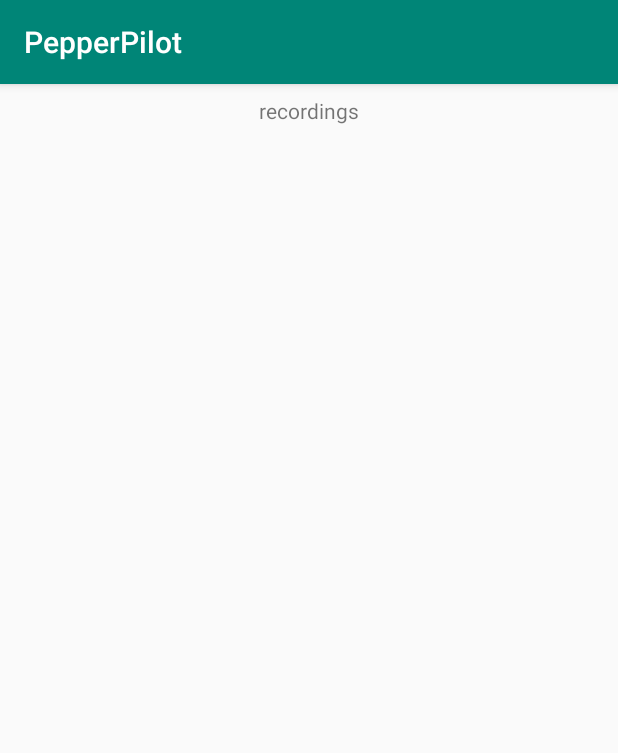
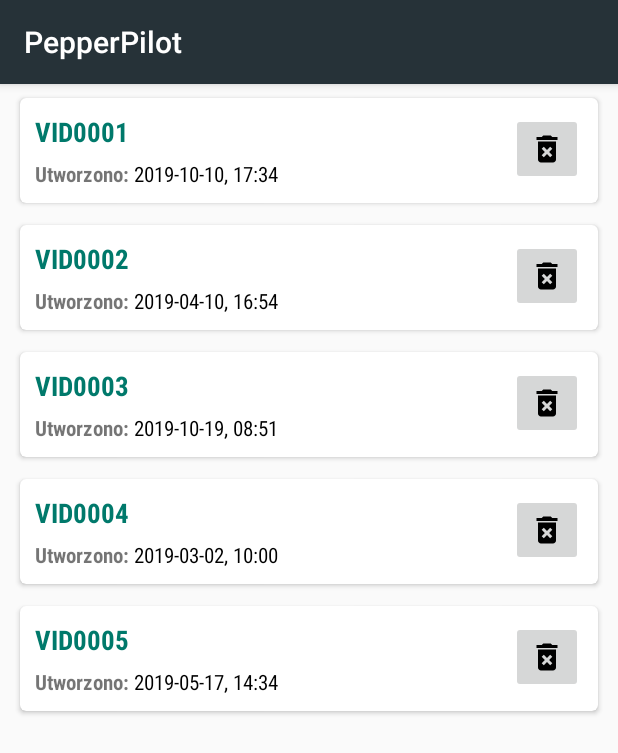
Before and after one commit to robotpepperbsc/PepperBSc-Android, an Android app: the fragment RecordingsFragment shown on its own in the app's theme, on a phone screen of 412 x 824 dp. Shown: the top 753 px of the screen. Run offline under Robolectric (Android 15) with nearby library versions, the phone set to English and light mode, and no system bars.

Commit message:
Create recordings template.

```diff
--- a/app/build.gradle
+++ b/app/build.gradle
@@ -4,7 +4,7 @@ android {
     compileSdkVersion 28
     defaultConfig {
         applicationId "com.example.pepperpilot"
-        minSdkVersion 15
+        minSdkVersion 16
         targetSdkVersion 28
         versionCode 1
         versionName "1.0"
--- /dev/null
+++ b/app/src/main/java/com/example/pepperpilot/Adapters/RecordingsAdapter.java
@@ -0,0 +1,73 @@
+package com.example.pepperpilot.Adapters;
+
+import android.content.Context;
+import android.support.v7.widget.RecyclerView;
+import android.view.LayoutInflater;
+import android.view.View;
+import android.view.ViewGroup;
+import android.widget.ImageView;
+import android.widget.TextView;
+import android.widget.Toast;
+
+import com.example.pepperpilot.R;
+import com.example.pepperpilot.other.Recording;
+import com.example.pepperpilot.other.Scenario;
+
+import java.util.List;
+
+public class RecordingsAdapter extends RecyclerView.Adapter<RecordingsAdapter.MyViewHolder> {
+    private List<Recording> recordingList;
+    private Context context;
+
+
+    public static class MyViewHolder extends RecyclerView.ViewHolder {
+        TextView titleTV;
+        TextView recordDateTimeTV;
+        ImageView deleteRecordingB;
+
+        public MyViewHolder(View view) {
+            super(view);
+            titleTV = view.findViewById(R.id.textViewRecordingName);
+            recordDateTimeTV = view.findViewById(R.id.textViewRecordingDateTime);
+            deleteRecordingB = view.findViewById(R.id.imageButtonDeleteRecording);
+        }
+    }
+
+
+    public RecordingsAdapter(List<Recording> recordingList, Context context) {
+        this.recordingList = recordingList;
+        this.context = context;
+    }
+
+
+    public RecordingsAdapter.MyViewHolder onCreateViewHolder(ViewGroup parent, int viewType) {
+        View view = LayoutInflater.from(parent.getContext()).inflate(R.layout.recording_card,parent,false);
+        return new MyViewHolder(view);
+    }
+
+    @Override
+    public void onBindViewHolder(RecordingsAdapter.MyViewHolder holder, int position) {
+        holder.titleTV.setText(recordingList.get(position).getTitle());
+        holder.recordDateTimeTV.setText(recordingList.get(position).getRecordDateTime());
+
+        holder.deleteRecordingB.setOnClickListener(new View.OnClickListener() {
+            @Override
+            public void onClick(View v) {
+                Toast.makeText(context,"Delete button clicked!",Toast.LENGTH_SHORT).show();
+            }
+        });
+
+        holder.itemView.setOnClickListener(new View.OnClickListener() {
+            @Override
+            public void onClick(View v) {
+                Toast.makeText(context, "Recording card clicked!", Toast.LENGTH_SHORT).show();
+            }
+        });
+
+    }
+
+    @Override
+    public int getItemCount() {
+        return recordingList.size();
+    }
+}
--- a/app/src/main/java/com/example/pepperpilot/MainActivity.java
+++ b/app/src/main/java/com/example/pepperpilot/MainActivity.java
@@ -16,6 +16,7 @@ import android.view.MenuItem;
 import com.example.pepperpilot.fragments.DisplayOnScreenFragment;
 import com.example.pepperpilot.fragments.IpConnectionFragment;
 import com.example.pepperpilot.fragments.MovementFragment;
+import com.example.pepperpilot.fragments.RecordingsFragment;
 import com.example.pepperpilot.fragments.ScenariosFragment;
 import com.example.pepperpilot.fragments.SettingsFragment;
 import com.example.pepperpilot.fragments.SpeechFragmeent;
@@ -87,6 +88,11 @@ public class MainActivity extends AppCompatActivity
             SettingsFragment fragment = new SettingsFragment();
             FragmentManager fragmentManager = getSupportFragmentManager();
             fragmentManager.beginTransaction().replace(R.id.fragment,fragment).commit();
+        } else if(id == R.id.nav_recordings) {
+            setTitle("Recordings");
+            RecordingsFragment fragment = new RecordingsFragment();
+            FragmentManager fragmentManager = getSupportFragmentManager();
+            fragmentManager.beginTransaction().replace(R.id.fragment,fragment).commit();
         } else if(id == R.id.nav_scenarios) {
             setTitle("Scenarios");
             ScenariosFragment fragment = new ScenariosFragment();
--- a/app/src/main/java/com/example/pepperpilot/fragments/RecordingsFragment.java
+++ b/app/src/main/java/com/example/pepperpilot/fragments/RecordingsFragment.java
@@ -2,16 +2,40 @@ package com.example.pepperpilot.fragments;
 
 import android.os.Bundle;
 import android.support.v4.app.Fragment;
+import android.support.v7.widget.LinearLayoutManager;
+import android.support.v7.widget.RecyclerView;
 import android.view.LayoutInflater;
 import android.view.View;
 import android.view.ViewGroup;
+import android.widget.Button;
 
+import com.example.pepperpilot.Adapters.RecordingsAdapter;
 import com.example.pepperpilot.R;
+import com.example.pepperpilot.other.Recording;
+
+import java.util.ArrayList;
+import java.util.List;
 
 public class RecordingsFragment extends Fragment {
 
+    private List<Recording> recordingList;
+
     public View onCreateView(LayoutInflater inflater, ViewGroup container, Bundle savedInstanceState) {
         View view = inflater.inflate(R.layout.fragment_recordings,container,false);
+
+        recordingList = new ArrayList<>();
+        recordingList.add(new Recording("VID0001","2019-10-10, 17:34"));
+        recordingList.add(new Recording("VID0002","2019-04-10, 16:54"));
+        recordingList.add(new Recording("VID0003","2019-10-19, 08:51"));
+        recordingList.add(new Recording("VID0004","2019-03-02, 10:00"));
+        recordingList.add(new Recording("VID0005","2019-05-17, 14:34"));
+
+        RecyclerView recyclerView = view.findViewById(R.id.recyclerViewRecordings);
+        LinearLayoutManager layoutManager = new LinearLayoutManager(getActivity());
+        recyclerView.setLayoutManager(layoutManager);
+
+        RecordingsAdapter recordingAdapter = new RecordingsAdapter(recordingList,getActivity());
+        recyclerView.setAdapter(recordingAdapter);
 
 
         return view;
--- /dev/null
+++ b/app/src/main/java/com/example/pepperpilot/other/Recording.java
@@ -0,0 +1,28 @@
+package com.example.pepperpilot.other;
+
+public class Recording {
+    private String title;
+    private String recordDateTime;
+
+
+    public Recording(String title, String recordDateTime) {
+        this.title = title;
+        this.recordDateTime = recordDateTime;
+    }
+
+    public String getTitle() {
+        return title;
+    }
+
+    public void setTitle(String title) {
+        this.title = title;
+    }
+
+    public String getRecordDateTime() {
+        return recordDateTime;
+    }
+
+    public void setRecordDateTime(String recordDateTime) {
+        this.recordDateTime = recordDateTime;
+    }
+}
--- /dev/null
+++ b/app/src/main/res/drawable/ic_delete_forever_black_24dp.xml
@@ -0,0 +1,9 @@
+<vector xmlns:android="http://schemas.android.com/apk/res/android"
+        android:width="24dp"
+        android:height="24dp"
+        android:viewportWidth="24.0"
+        android:viewportHeight="24.0">
+    <path
+        android:fillColor="#FF000000"
+        android:pathData="M6,19c0,1.1 0.9,2 2,2h8c1.1,0 2,-0.9 2,-2L18,7L6,7v12zM8.46,11.88l1.41,-1.41L12,12.59l2.12,-2.12 1.41,1.41L13.41,14l2.12,2.12 -1.41,1.41L12,15.41l-2.12,2.12 -1.41,-1.41L10.59,14l-2.13,-2.12zM15.5,4l-1,-1h-5l-1,1L5,4v2h14L19,4z"/>
+</vector>
--- a/app/src/main/res/layout/fragment_recordings.xml
+++ b/app/src/main/res/layout/fragment_recordings.xml
@@ -1,22 +1,13 @@
 <?xml version="1.0" encoding="utf-8"?>
-<android.support.constraint.ConstraintLayout
+<LinearLayout
     xmlns:android="http://schemas.android.com/apk/res/android"
-    xmlns:app="http://schemas.android.com/apk/res-auto"
-    xmlns:tools="http://schemas.android.com/tools"
+    android:orientation="vertical"
     android:layout_width="match_parent"
     android:layout_height="match_parent">
 
-    <TextView
-        android:id="@+id/textView4"
-        android:layout_width="wrap_content"
-        android:layout_height="wrap_content"
-        android:layout_marginStart="8dp"
-        android:layout_marginLeft="8dp"
-        android:layout_marginTop="8dp"
-        android:layout_marginEnd="8dp"
-        android:layout_marginRight="8dp"
-        android:text="recordings"
-        app:layout_constraintEnd_toEndOf="parent"
-        app:layout_constraintStart_toStartOf="parent"
-        app:layout_constraintTop_toTopOf="parent" />
-</android.support.constraint.ConstraintLayout>
+    <android.support.v7.widget.RecyclerView
+        android:id="@+id/recyclerViewRecordings"
+        android:layout_width="match_parent"
+        android:layout_height="match_parent"/>
+
+</LinearLayout>
--- /dev/null
+++ b/app/src/main/res/layout/recording_card.xml
@@ -0,0 +1,70 @@
+<?xml version="1.0" encoding="utf-8"?>
+<LinearLayout xmlns:android="http://schemas.android.com/apk/res/android"
+    android:layout_width="match_parent"
+    android:layout_height="wrap_content"
+    xmlns:app="http://schemas.android.com/apk/res-auto"
+    android:layout_marginLeft="8dp"
+    android:layout_marginTop="4dp"
+    android:layout_marginRight="8dp"
+    android:background="?android:attr/selectableItemBackground"
+    android:clickable="true"
+    android:focusable="true">
+
+    <android.support.v7.widget.CardView
+        android:layout_width="match_parent"
+        android:layout_height="wrap_content"
+        android:layout_gravity="center"
+        android:layout_margin="5dp"
+        app:cardCornerRadius="4dp">
+
+        <RelativeLayout
+            android:layout_width="match_parent"
+            android:layout_height="match_parent"
+            android:padding="10dp">
+
+            <TextView
+                android:id="@+id/textViewRecordingName"
+                android:layout_width="wrap_content"
+                android:layout_height="wrap_content"
+                android:textStyle="bold"
+                android:textColor="@color/colorAccent"
+                android:fontFamily="sans-serif-condensed"
+                android:layout_marginBottom="6dp"
+                android:textSize="18sp"
+                android:text="VID001"/>
+
+            <TextView
+                android:id="@+id/textViewRecordingDateTimeLabel"
+                android:layout_width="wrap_content"
+                android:layout_height="wrap_content"
+                android:layout_alignParentStart="true"
+                android:layout_alignParentLeft="true"
+                android:layout_below="@id/textViewRecordingName"
+                android:fontFamily="sans-serif-condensed"
+                android:textStyle="bold"
+                android:text="Utworzono: "/>
+
+            <TextView
+                android:id="@+id/textViewRecordingDateTime"
+                android:layout_width="wrap_content"
+                android:layout_height="wrap_content"
+                android:layout_toRightOf="@id/textViewRecordingDateTimeLabel"
+                android:layout_below="@id/textViewRecordingName"
+                android:textColor="@android:color/black"
+                android:fontFamily="sans-serif-condensed"
+                android:text="2019-10-10, 17:34"/>
+
+            <ImageButton
+                android:id="@+id/imageButtonDeleteRecording"
+                android:layout_width="wrap_content"
+                android:layout_height="wrap_content"
+                android:layout_alignParentEnd="true"
+                android:layout_alignParentRight="true"
+                android:padding="12dp"
+                android:src="@drawable/ic_delete_forever_black_24dp"/>
+
+        </RelativeLayout>
+
+    </android.support.v7.widget.CardView>
+
+</LinearLayout>
--- a/app/src/main/res/values/colors.xml
+++ b/app/src/main/res/values/colors.xml
@@ -1,6 +1,6 @@
 <?xml version="1.0" encoding="utf-8"?>
 <resources>
-    <color name="colorPrimary">#008577</color>
-    <color name="colorPrimaryDark">#00574B</color>
-    <color name="colorAccent">#D81B60</color>
+    <color name="colorPrimary">#263238</color>
+    <color name="colorPrimaryDark">#212121</color>
+    <color name="colorAccent">#00796B</color>
 </resources>
```
